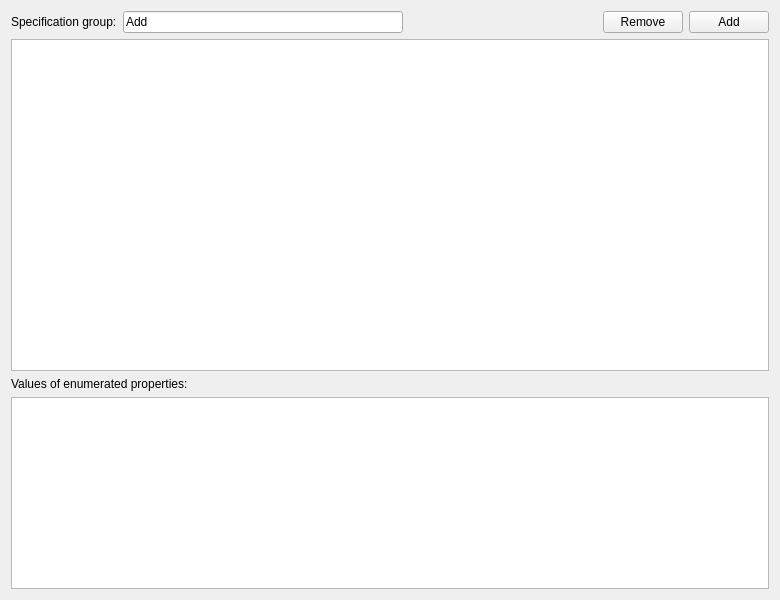
GS90/addFC, file repo/ui/pref_specification.ui: the form before one commit.
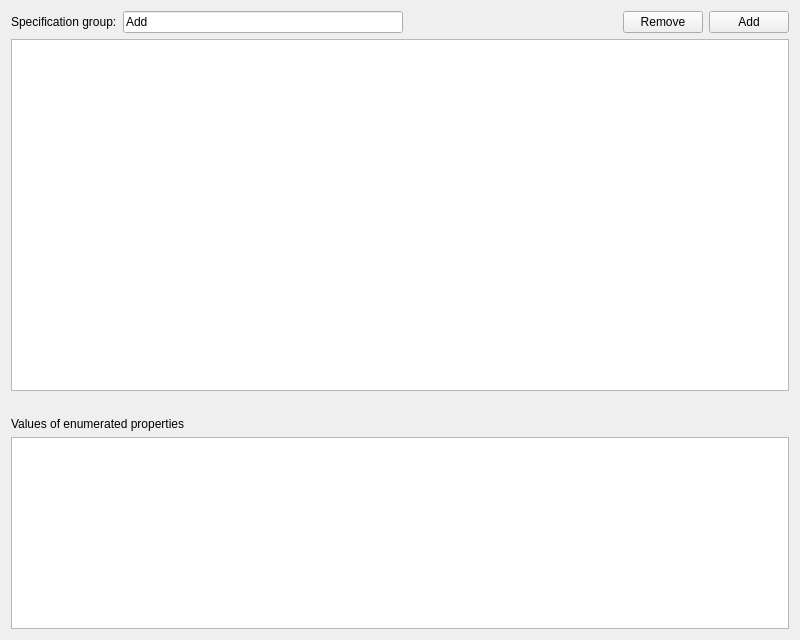
The form after the commit.

Patch:
```diff
--- a/repo/ui/pref_specification.ui
+++ b/repo/ui/pref_specification.ui
@@ -7,20 +7,14 @@
    <rect>
     <x>0</x>
     <y>0</y>
-    <width>780</width>
-    <height>600</height>
+    <width>800</width>
+    <height>640</height>
    </rect>
   </property>
-  <property name="minimumSize">
-   <size>
-    <width>780</width>
-    <height>0</height>
-   </size>
-  </property>
   <property name="windowTitle">
    <string>Specification</string>
   </property>
-  <layout class="QVBoxLayout" name="verticalLayout" stretch="0,1,0,0">
+  <layout class="QVBoxLayout" name="verticalLayout" stretch="0,1,0,0,0">
    <item>
     <layout class="QHBoxLayout" name="horizontalLayout">
      <item>
@@ -106,10 +100,26 @@
      </attribute>
     </widget>
    </item>
+   <item>
+    <spacer name="verticalSpacer">
+     <property name="orientation">
+      <enum>Qt::Vertical</enum>
+     </property>
+     <property name="sizeType">
+      <enum>QSizePolicy::Minimum</enum>
+     </property>
+     <property name="sizeHint" stdset="0">
+      <size>
+       <width>20</width>
+       <height>20</height>
+      </size>
+     </property>
+    </spacer>
+   </item>
    <item>
     <widget class="QLabel" name="labelValues">
      <property name="text">
-      <string>Values of enumerated properties:</string>
+      <string>Values of enumerated properties</string>
      </property>
     </widget>
    </item>
```
